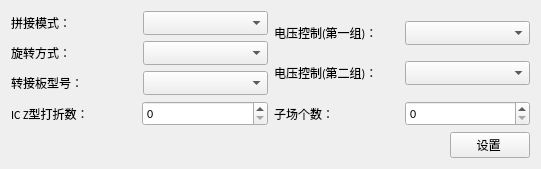
Qt form src/Advancedsetting/Advancedsetting/advancedotherpara.ui (liyangfamily/TestActions) before a commit.
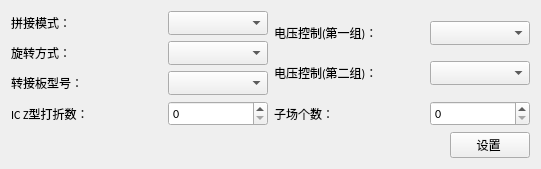
The same form after that commit.

```diff
--- a/src/Advancedsetting/Advancedsetting/advancedotherpara.ui
+++ b/src/Advancedsetting/Advancedsetting/advancedotherpara.ui
@@ -27,13 +27,32 @@
         <layout class="QHBoxLayout" name="horizontalLayout">
          <item>
           <widget class="QLabel" name="label">
+           <property name="minimumSize">
+            <size>
+             <width>130</width>
+             <height>0</height>
+            </size>
+           </property>
            <property name="text">
             <string>拼接模式：</string>
            </property>
           </widget>
          </item>
          <item>
-          <widget class="QComboBox" name="SplicingModecomboBox"/>
+          <widget class="QComboBox" name="SplicingModecomboBox">
+           <property name="minimumSize">
+            <size>
+             <width>100</width>
+             <height>0</height>
+            </size>
+           </property>
+           <property name="maximumSize">
+            <size>
+             <width>100</width>
+             <height>16777215</height>
+            </size>
+           </property>
+          </widget>
          </item>
         </layout>
        </item>
@@ -41,13 +60,32 @@
         <layout class="QHBoxLayout" name="horizontalLayout_2">
          <item>
           <widget class="QLabel" name="label_2">
+           <property name="minimumSize">
+            <size>
+             <width>130</width>
+             <height>0</height>
+            </size>
+           </property>
            <property name="text">
             <string>旋转方式：</string>
            </property>
           </widget>
          </item>
          <item>
-          <widget class="QComboBox" name="RotationMethodcomboBox"/>
+          <widget class="QComboBox" name="RotationMethodcomboBox">
+           <property name="minimumSize">
+            <size>
+             <width>100</width>
+             <height>0</height>
+            </size>
+           </property>
+           <property name="maximumSize">
+            <size>
+             <width>100</width>
+             <height>16777215</height>
+            </size>
+           </property>
+          </widget>
          </item>
         </layout>
        </item>
@@ -55,13 +93,32 @@
         <layout class="QHBoxLayout" name="horizontalLayout_3">
          <item>
           <widget class="QLabel" name="label_3">
+           <property name="minimumSize">
+            <size>
+             <width>130</width>
+             <height>0</height>
+            </size>
+           </property>
            <property name="text">
             <string>转接板型号：</string>
            </property>
           </widget>
          </item>
          <item>
-          <widget class="QComboBox" name="AdapterModelcomboBox"/>
+          <widget class="QComboBox" name="AdapterModelcomboBox">
+           <property name="minimumSize">
+            <size>
+             <width>100</width>
+             <height>0</height>
+            </size>
+           </property>
+           <property name="maximumSize">
+            <size>
+             <width>100</width>
+             <height>16777215</height>
+            </size>
+           </property>
+          </widget>
          </item>
         </layout>
        </item>
@@ -73,13 +130,32 @@
         <layout class="QHBoxLayout" name="horizontalLayout_4">
          <item>
           <widget class="QLabel" name="label_4">
+           <property name="minimumSize">
+            <size>
+             <width>130</width>
+             <height>0</height>
+            </size>
+           </property>
            <property name="text">
             <string>电压控制(第一组)：</string>
            </property>
           </widget>
          </item>
          <item>
-          <widget class="QComboBox" name="VoltageControl1comboBox"/>
+          <widget class="QComboBox" name="VoltageControl1comboBox">
+           <property name="minimumSize">
+            <size>
+             <width>100</width>
+             <height>0</height>
+            </size>
+           </property>
+           <property name="maximumSize">
+            <size>
+             <width>100</width>
+             <height>16777215</height>
+            </size>
+           </property>
+          </widget>
          </item>
         </layout>
        </item>
@@ -87,13 +163,32 @@
         <layout class="QHBoxLayout" name="horizontalLayout_5">
          <item>
           <widget class="QLabel" name="label_5">
+           <property name="minimumSize">
+            <size>
+             <width>130</width>
+             <height>0</height>
+            </size>
+           </property>
            <property name="text">
             <string>电压控制(第二组)：</string>
            </property>
           </widget>
          </item>
          <item>
-          <widget class="QComboBox" name="VoltageControl2comboBox"/>
+          <widget class="QComboBox" name="VoltageControl2comboBox">
+           <property name="minimumSize">
+            <size>
+             <width>100</width>
+             <height>0</height>
+            </size>
+           </property>
+           <property name="maximumSize">
+            <size>
+             <width>100</width>
+             <height>16777215</height>
+            </size>
+           </property>
+          </widget>
          </item>
         </layout>
        </item>
@@ -105,6 +200,12 @@
     <layout class="QHBoxLayout" name="horizontalLayout_8">
      <item>
       <widget class="QLabel" name="label_6">
+       <property name="minimumSize">
+        <size>
+         <width>130</width>
+         <height>0</height>
+        </size>
+       </property>
        <property name="text">
         <string>IC Z型打折数：</string>
        </property>
@@ -112,6 +213,18 @@
      </item>
      <item>
       <widget class="QSpinBox" name="ICTortuousspinBox">
+       <property name="minimumSize">
+        <size>
+         <width>100</width>
+         <height>0</height>
+        </size>
+       </property>
+       <property name="maximumSize">
+        <size>
+         <width>100</width>
+         <height>16777215</height>
+        </size>
+       </property>
        <property name="font">
         <font>
          <family>Calibri</family>
@@ -124,12 +237,18 @@
         <number>255</number>
        </property>
        <property name="displayIntegerBase">
-        <number>16</number>
+        <number>10</number>
        </property>
       </widget>
      </item>
      <item>
       <widget class="QLabel" name="label_7">
+       <property name="minimumSize">
+        <size>
+         <width>130</width>
+         <height>0</height>
+        </size>
+       </property>
        <property name="text">
         <string>子场个数：</string>
        </property>
@@ -137,6 +256,18 @@
      </item>
      <item>
       <widget class="QSpinBox" name="ChildspinBox">
+       <property name="minimumSize">
+        <size>
+         <width>100</width>
+         <height>0</height>
+        </size>
+       </property>
+       <property name="maximumSize">
+        <size>
+         <width>100</width>
+         <height>16777215</height>
+        </size>
+       </property>
        <property name="font">
         <font>
          <family>Calibri</family>
@@ -149,7 +280,7 @@
         <number>255</number>
        </property>
        <property name="displayIntegerBase">
-        <number>16</number>
+        <number>10</number>
        </property>
       </widget>
      </item>
```
